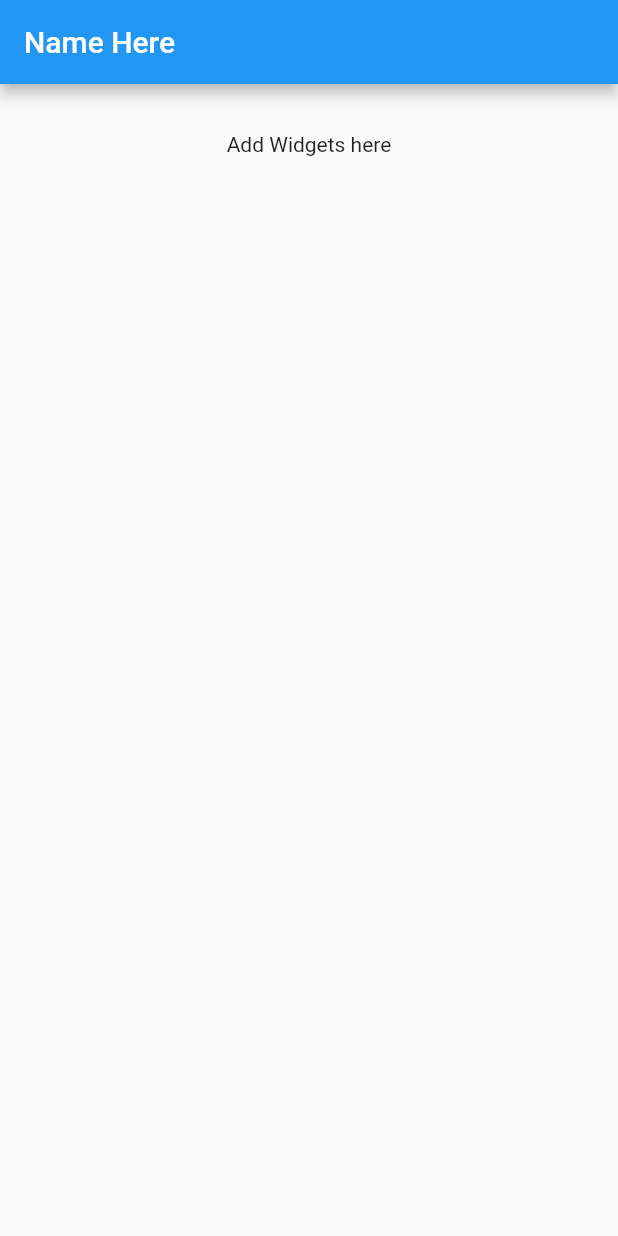
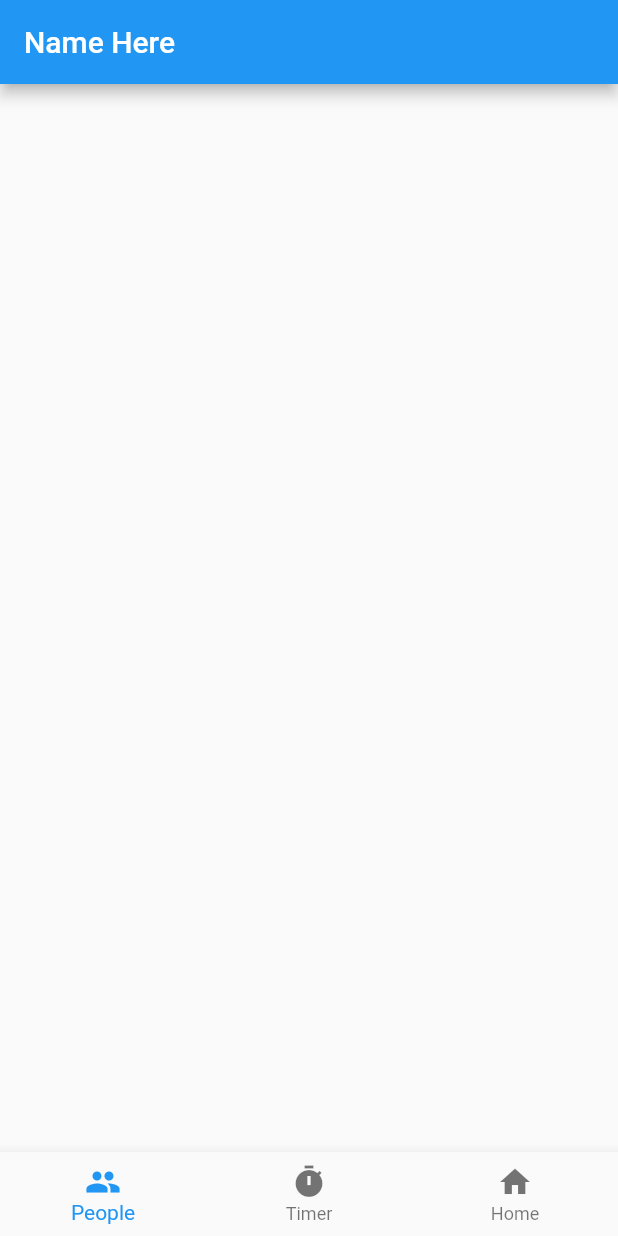
Before and after one commit to addeeandra/flutter-course-udemy, a Flutter app: the screen it shows after launch, on a phone screen of 412 x 824 dp. Run offline on Flutter 3.47's test engine with Material 2 defaults, Android fonts, the phone set to English and light mode, and no system bars.

Commit message:
complete scaffold 5

```diff
--- a/lib/main.dart
+++ b/lib/main.dart
@@ -10,6 +10,19 @@ class MyApp extends StatefulWidget {
 }
 
 class _State extends State<MyApp> {
+
+  List<BottomNavigationBarItem> _items;
+  String _value = '';
+  int _index = 0;
+
+  @override
+  void initState() {
+    _items = List();
+    _items.add(BottomNavigationBarItem(icon: Icon(Icons.people), title: Text('People')));
+    _items.add(BottomNavigationBarItem(icon: Icon(Icons.timer), title: Text('Timer')));
+    _items.add(BottomNavigationBarItem(icon: Icon(Icons.home), title: Text('Home')));
+  }
+
   @override
   Widget build(BuildContext context) {
     return Scaffold(
@@ -20,9 +33,20 @@ class _State extends State<MyApp> {
         padding: EdgeInsets.all(32),
         child: Center(
           child: Column(
-            children: <Widget>[Text('Add Widgets here')],
+            children: <Widget>[Text(_value)],
           ),
         ),
+      ),
+      bottomNavigationBar: BottomNavigationBar(
+        items: _items,
+        fixedColor: Colors.blue,
+        currentIndex: _index,
+        onTap: (int item) {
+          setState(() {
+            _index = item;
+            _value = 'Selected index is $_index';
+          });
+        },
       ),
     );
   }
```
